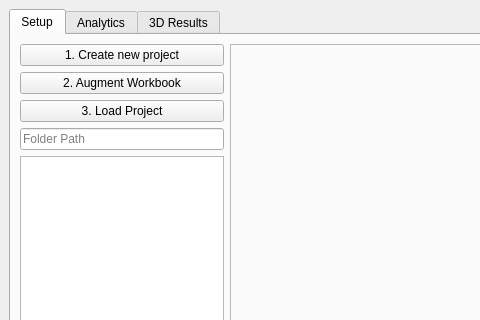
Qt form GUI_code/scripts/MainWindow.ui (lucasfelixalves-gif/Sonotrode_Designer) before a commit; both pictures show x 0 to 480 and y 0 to 320 of the 1101 by 925 pixel window.
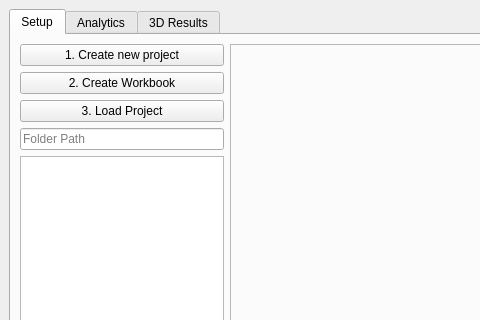
The same form after that commit.

Patch:
```diff
--- a/GUI_code/scripts/MainWindow.ui
+++ b/GUI_code/scripts/MainWindow.ui
@@ -43,7 +43,7 @@
              <item>
               <widget class="QPushButton" name="btn_augment">
                <property name="text">
-                <string>2. Augment Workbook</string>
+                <string>2. Create Workbook</string>
                </property>
               </widget>
              </item>
```
Left out of the diff: 2 changed lines with no effect on the pictures.
